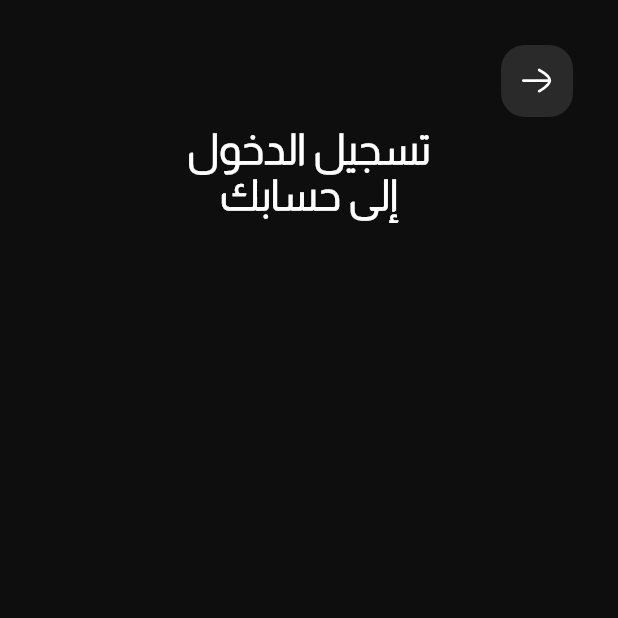
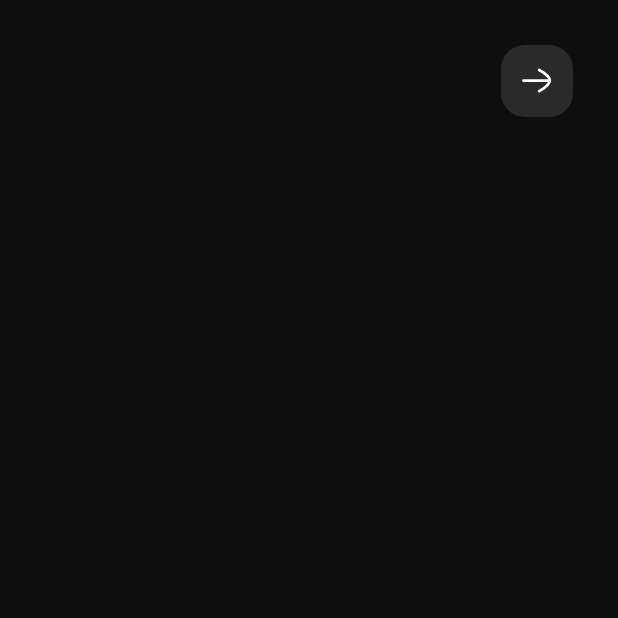
Before and after one commit to OmarAmeer96/Black-Market, a Flutter app: the screen it shows after launch, on a phone screen of 412 x 824 dp, the top half of it. Run offline on Flutter 3.47's test engine with Material 2 defaults, Android fonts, the phone set to English and light mode, and no system bars; our stand-ins replace bloc, equatable, flutter_bloc, flutter_svg, go_router; generated files the repository leaves out were written again.

```diff
--- /dev/null
+++ b/lib/Core/manager/language_cubit/language_cubit.dart
@@ -0,0 +1,22 @@
+import 'dart:io';
+import 'package:bloc/bloc.dart';
+import 'package:equatable/equatable.dart';
+import 'package:flutter/material.dart';
+
+part 'language_state.dart';
+
+class LanguageCubit extends Cubit<LanguageState> {
+  LanguageCubit() : super(LanguageInitial());
+
+  var local = Locale(Platform.localeName.substring(0, 2));
+
+  void changeLanguage() {
+    if (local == const Locale("ar")) {
+      local = const Locale("en");
+    } else {
+      local = const Locale("ar");
+    }
+    emit(LanguageChangeState());
+    print(Platform.localeName);
+  }
+}
--- /dev/null
+++ b/lib/Core/manager/language_cubit/language_state.dart
@@ -0,0 +1,11 @@
+part of 'language_cubit.dart';
+
+sealed class LanguageState extends Equatable {
+  const LanguageState();
+
+  @override
+  List<Object> get props => [];
+}
+
+class LanguageInitial extends LanguageState {}
+class LanguageChangeState extends LanguageState {}
--- a/lib/Features/auth/login/presentation/views/widgets/login_view_body.dart
+++ b/lib/Features/auth/login/presentation/views/widgets/login_view_body.dart
@@ -1,6 +1,8 @@
 import 'package:black_market/Core/utils/styles.dart';
 import 'package:black_market/Core/widgets/custom_app_bar.dart';
 import 'package:flutter/material.dart';
+import 'package:flutter_gen/gen_l10n/app_localizations.dart';
+
 
 class LoginViewBody extends StatelessWidget {
   const LoginViewBody({super.key});
@@ -15,7 +17,7 @@ class LoginViewBody extends StatelessWidget {
           SizedBox(
             width: 252,
             child: Text(
-              "تسجيل الدخول\nإلى حسابك",
+              "",
               textAlign: TextAlign.center,
               style: Styles.almaraiRegular28.copyWith(letterSpacing: 1),
             ),
--- a/lib/l10n/app_ar.arb
+++ b/lib/l10n/app_ar.arb
@@ -1 +1,3 @@
-{ "hello": "ازيك يلا عامل ايه" }
+{
+    "loginTitle": "تسجيل الدخول\nإلى حسابك"
+}
--- a/lib/l10n/app_en.arb
+++ b/lib/l10n/app_en.arb
@@ -1 +1,3 @@
-{ "hello": "Hello, How are you?" }
+{
+    "loginTitle": "Login to your account"
+}
--- a/lib/main.dart
+++ b/lib/main.dart
@@ -1,6 +1,9 @@
+import 'package:black_market/Core/manager/language_cubit/language_cubit.dart';
 import 'package:black_market/Core/utils/app_router.dart';
 import 'package:black_market/constants.dart';
 import 'package:flutter/material.dart';
+import 'package:flutter_bloc/flutter_bloc.dart';
+import 'package:flutter_gen/gen_l10n/app_localizations.dart';
 
 void main() {
   runApp(const MyApp());
@@ -11,12 +14,23 @@ class MyApp extends StatelessWidget {
 
   @override
   Widget build(BuildContext context) {
-    return MaterialApp.router(
-      routerConfig: AppRouter.router,
-      theme: ThemeData.dark().copyWith(
-        scaffoldBackgroundColor: backGroundColor,
+    return BlocProvider(
+      create: (context) => LanguageCubit(),
+      child: BlocBuilder<LanguageCubit, LanguageState>(
+        builder: (context, state) {
+          return MaterialApp.router(
+            localizationsDelegates: AppLocalizations.localizationsDelegates,
+            supportedLocales: AppLocalizations.supportedLocales,
+            locale: context.read<LanguageCubit>().local,
+            title: 'Black Market App',
+            routerConfig: AppRouter.router,
+            theme: ThemeData.dark().copyWith(
+              scaffoldBackgroundColor: backGroundColor,
+            ),
+            debugShowCheckedModeBanner: false,
+          );
+        },
       ),
-      debugShowCheckedModeBanner: false,
     );
   }
 }
```
